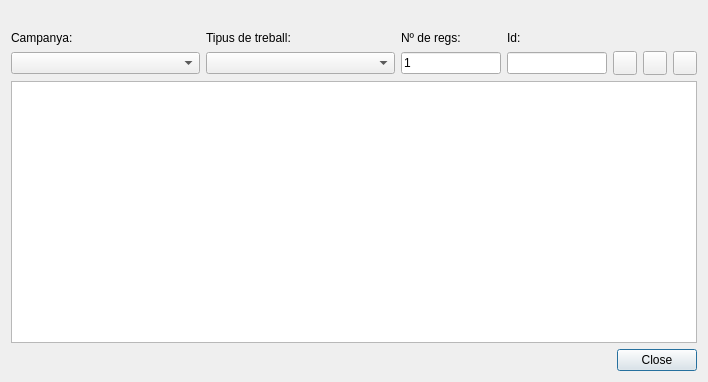
Above: ui/tm/planning_unit.ui from Giswater/giswater_qgis_plugin before the change. Below: the same form after it.
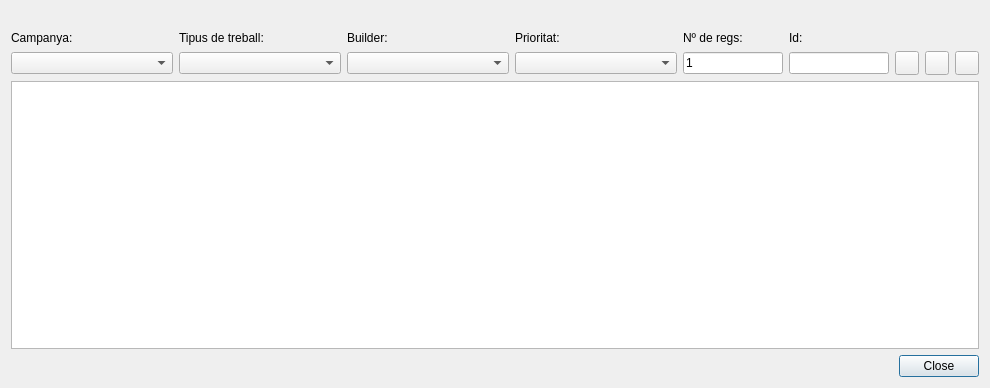
That is the form after the change. Icons and pictures are not drawn.

Commit message: tm ui - add new fields on forms

Diff of the .ui file:
```diff
--- a/ui/tm/planning_unit.ui
+++ b/ui/tm/planning_unit.ui
@@ -6,8 +6,8 @@
    <rect>
     <x>0</x>
     <y>0</y>
-    <width>708</width>
-    <height>382</height>
+    <width>990</width>
+    <height>388</height>
    </rect>
   </property>
   <property name="windowTitle">
@@ -53,49 +53,10 @@
      <property name="bottomMargin">
       <number>0</number>
      </property>
-     <item row="1" column="5">
-      <widget class="QPushButton" name="btn_delete">
-       <property name="sizePolicy">
-        <sizepolicy hsizetype="Fixed" vsizetype="Fixed">
-         <horstretch>0</horstretch>
-         <verstretch>0</verstretch>
-        </sizepolicy>
-       </property>
-       <property name="minimumSize">
-        <size>
-         <width>24</width>
-         <height>24</height>
-        </size>
-       </property>
-       <property name="maximumSize">
-        <size>
-         <width>24</width>
-         <height>24</height>
-        </size>
-       </property>
-       <property name="text">
-        <string/>
-       </property>
-       <property name="icon">
-        <iconset>
-         <normaloff>../icons/112.png</normaloff>../icons/112.png</iconset>
-       </property>
-      </widget>
-     </item>
-     <item row="1" column="1">
-      <widget class="QComboBox" name="cmb_work"/>
-     </item>
      <item row="1" column="0">
       <widget class="QComboBox" name="cmb_campaign"/>
      </item>
-     <item row="0" column="0">
-      <widget class="QLabel" name="label">
-       <property name="text">
-        <string>Campanya:</string>
-       </property>
-      </widget>
-     </item>
-     <item row="1" column="4">
+     <item row="1" column="6">
       <widget class="QPushButton" name="btn_insert">
        <property name="minimumSize">
         <size>
@@ -125,14 +86,50 @@
        </property>
       </widget>
      </item>
-     <item row="0" column="2">
+     <item row="1" column="7">
+      <widget class="QPushButton" name="btn_delete">
+       <property name="sizePolicy">
+        <sizepolicy hsizetype="Fixed" vsizetype="Fixed">
+         <horstretch>0</horstretch>
+         <verstretch>0</verstretch>
+        </sizepolicy>
+       </property>
+       <property name="minimumSize">
+        <size>
+         <width>24</width>
+         <height>24</height>
+        </size>
+       </property>
+       <property name="maximumSize">
+        <size>
+         <width>24</width>
+         <height>24</height>
+        </size>
+       </property>
+       <property name="text">
+        <string/>
+       </property>
+       <property name="icon">
+        <iconset>
+         <normaloff>../icons/112.png</normaloff>../icons/112.png</iconset>
+       </property>
+      </widget>
+     </item>
+     <item row="0" column="0">
+      <widget class="QLabel" name="label">
+       <property name="text">
+        <string>Campanya:</string>
+       </property>
+      </widget>
+     </item>
+     <item row="0" column="4">
       <widget class="QLabel" name="label_3">
        <property name="text">
         <string>Nº de regs:</string>
        </property>
       </widget>
      </item>
-     <item row="1" column="2">
+     <item row="1" column="4">
       <widget class="QLineEdit" name="txt_times">
        <property name="sizePolicy">
         <sizepolicy hsizetype="Fixed" vsizetype="Fixed">
@@ -163,7 +160,10 @@
        </property>
       </widget>
      </item>
-     <item row="1" column="6">
+     <item row="1" column="1">
+      <widget class="QComboBox" name="cmb_work"/>
+     </item>
+     <item row="1" column="8">
       <widget class="QPushButton" name="btn_snapping">
        <property name="sizePolicy">
         <sizepolicy hsizetype="Fixed" vsizetype="Fixed">
@@ -192,7 +192,7 @@
        </property>
       </widget>
      </item>
-     <item row="1" column="3">
+     <item row="1" column="5">
       <widget class="QLineEdit" name="txt_id">
        <property name="sizePolicy">
         <sizepolicy hsizetype="Fixed" vsizetype="Fixed">
@@ -220,13 +220,33 @@
        </property>
       </widget>
      </item>
-     <item row="0" column="3">
+     <item row="0" column="5">
       <widget class="QLabel" name="label_4">
        <property name="text">
         <string>Id:</string>
        </property>
       </widget>
      </item>
+     <item row="1" column="2">
+      <widget class="QComboBox" name="cmb_builder"/>
+     </item>
+     <item row="0" column="2">
+      <widget class="QLabel" name="label_5">
+       <property name="text">
+        <string>Builder:</string>
+       </property>
+      </widget>
+     </item>
+     <item row="1" column="3">
+      <widget class="QComboBox" name="cmb_priority"/>
+     </item>
+     <item row="0" column="3">
+      <widget class="QLabel" name="label_6">
+       <property name="text">
+        <string>Prioritat:</string>
+       </property>
+      </widget>
+     </item>
     </layout>
    </item>
    <item row="0" column="0">
```
The commit also changes 4 other files.
